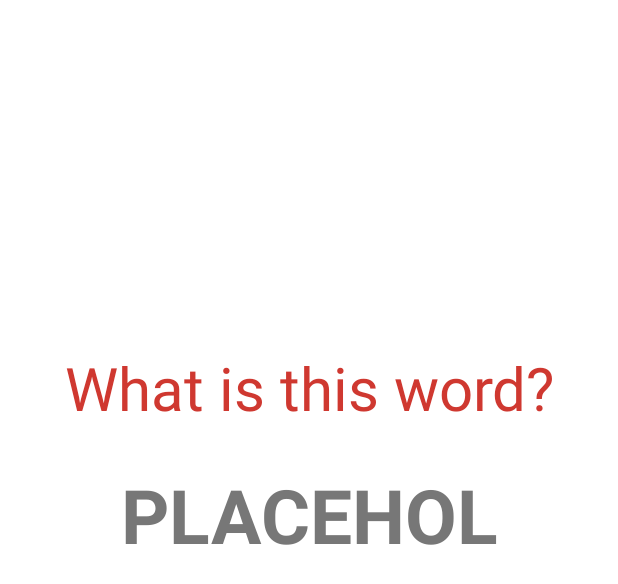
After one commit to maltebp/HangManApp, an Android app: the layout fragment_game_intro.xml on its own in the app's theme, with its tools: preview values and no code run, on a phone screen of 412 x 824 dp. The commit adds this screen. Shown: the top 584 px of the screen. Run offline under Robolectric (Android 15) with nearby library versions, the phone set to English and light mode, and no system bars.

```diff
--- a/app/src/main/java/com/example/hangman/MainActivity.java
+++ b/app/src/main/java/com/example/hangman/MainActivity.java
@@ -20,7 +20,6 @@ public class MainActivity extends AppCompatActivity implements View.OnClickListe
         super.onCreate(savedInstanceState);
 
         setContentView(R.layout.activity_main);
-
 
         if( savedInstanceState == null){
 
--- /dev/null
+++ b/app/src/main/res/color/col_button_correct.xml
@@ -0,0 +1,5 @@
+<?xml version="1.0" encoding="utf-8"?>
+<selector xmlns:android="http://schemas.android.com/apk/res/android" >
+    <item
+        android:color="#55FF55" />
+</selector>
--- /dev/null
+++ b/app/src/main/res/color/col_button_wrong.xml
@@ -0,0 +1,5 @@
+<?xml version="1.0" encoding="utf-8"?>
+<selector xmlns:android="http://schemas.android.com/apk/res/android" >
+    <item
+        android:color="#FF5555" />
+</selector>
--- /dev/null
+++ b/app/src/main/res/layout/fragment_game_intro.xml
@@ -0,0 +1,47 @@
+<?xml version="1.0" encoding="utf-8"?>
+<androidx.constraintlayout.widget.ConstraintLayout xmlns:android="http://schemas.android.com/apk/res/android"
+    xmlns:app="http://schemas.android.com/apk/res-auto"
+    xmlns:tools="http://schemas.android.com/tools"
+
+    android:id="@+id/gameintro_page"
+
+    android:layout_width="match_parent"
+    android:layout_height="match_parent"
+    tools:context=".Intro"
+    android:background="#FFFFFF">
+
+    <TextView
+        android:id="@+id/gameintro_text"
+        android:layout_width="match_parent"
+        android:layout_height="wrap_content"
+        android:gravity="center"
+
+        android:text="What is this word?"
+
+        android:textColor="@color/colorPrimary"
+        android:textSize="40sp"
+        app:layout_constraintBottom_toBottomOf="parent"
+        app:layout_constraintEnd_toEndOf="parent"
+        app:layout_constraintStart_toStartOf="parent"
+        app:layout_constraintTop_toTopOf="parent"
+        app:layout_constraintVertical_bias="0.3" />
+
+
+    <TextView
+        android:id="@+id/gameintro_word"
+        android:layout_width="match_parent"
+        android:layout_height="wrap_content"
+
+        android:layout_marginTop="24dp"
+        android:gravity="center"
+        android:text="PLACEHOL"
+        android:textColor="@color/colorSecondary"
+        android:textSize="50sp"
+        android:textStyle="bold"
+        app:layout_constraintEnd_toEndOf="parent"
+        app:layout_constraintHorizontal_bias="0.0"
+        app:layout_constraintStart_toStartOf="parent"
+        app:layout_constraintTop_toBottomOf="@+id/gameintro_text" />
+
+
+</androidx.constraintlayout.widget.ConstraintLayout>
--- a/app/src/main/res/values/colors.xml
+++ b/app/src/main/res/values/colors.xml
@@ -2,6 +2,7 @@
 <resources>
     <color name="colorPrimary">#CF3830</color>
     <color name="colorPrimaryDark">#00574B</color>
+    <color name="colorSecondary">#777777</color>
     <color name="colorAccent">#D81B60</color>
     <color name="colorGrey">#999999</color>
 </resources>
```
Also changed, not shown: app/src/main/java/com/example/hangman/GalgeLogik.java (+7 -1 lines), app/src/main/java/com/example/hangman/Game.java (+93 -1 lines), app/src/main/java/com/example/hangman/GameIntro.java (added, +59 -0 lines), app/src/main/java/com/example/hangman/Intro.java (+6 -2 lines), app/src/main/res/layout/fragment_game.xml (+43 -6 lines).
